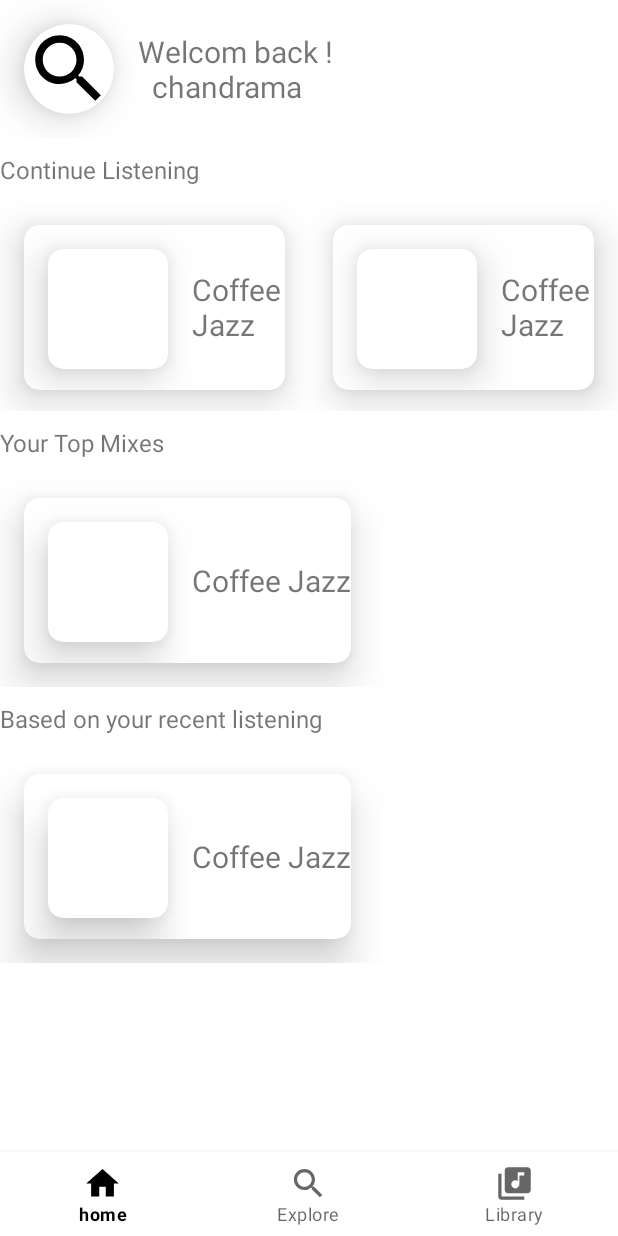
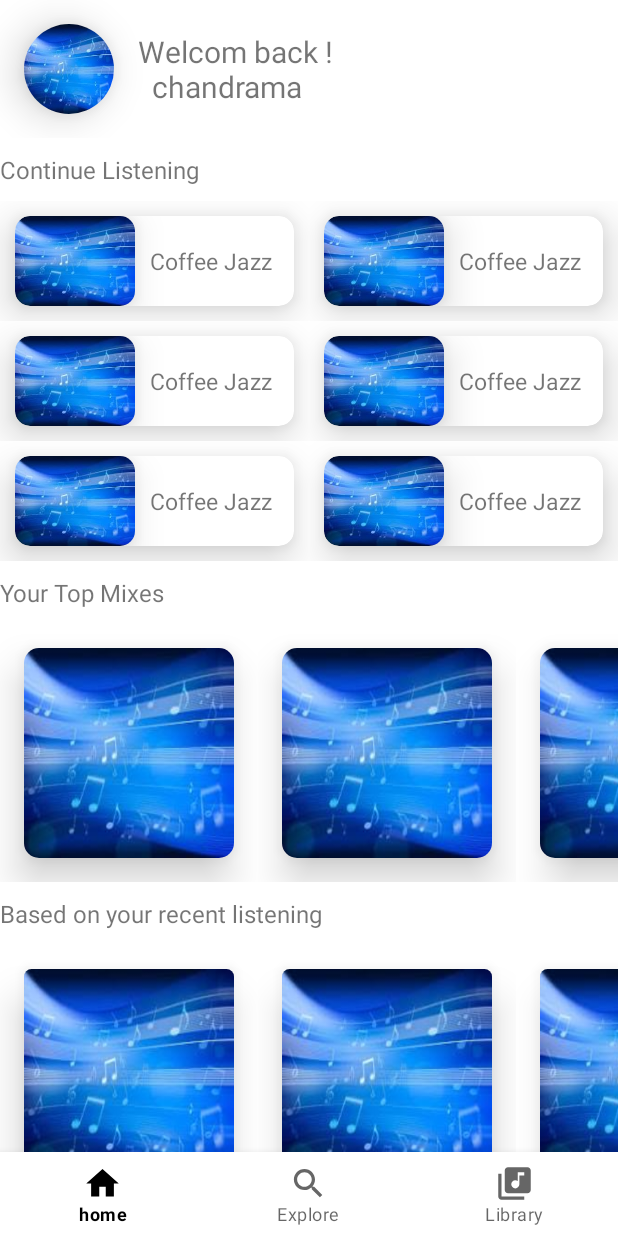
Before and after one commit to AtulSinghSSS/MusicPlayer, an Android app: the screen it shows after launch (HomeActivity), on a phone screen of 412 x 824 dp. Run offline under Robolectric (Android 15) with nearby library versions, the phone set to English and light mode, and no system bars; our stand-ins replace data binding.

Commit message:
change coade

```diff
--- a/app/src/main/java/com/example/firebaseproject/adapter/ContinueListeningAdapter.kt
+++ b/app/src/main/java/com/example/firebaseproject/adapter/ContinueListeningAdapter.kt
@@ -31,7 +31,7 @@ class ContinueListeningAdapter(homeFragment: HomeFragment) : RecyclerView.Adapte
     }
 
     override fun getItemCount(): Int {
-        return 15
+        return 10
     }
 
     class ViewHolder(var mBinding: ContinueListeningBinding) :
--- a/app/src/main/java/com/example/firebaseproject/fragment/HomeFragment.kt
+++ b/app/src/main/java/com/example/firebaseproject/fragment/HomeFragment.kt
@@ -7,10 +7,10 @@ import android.view.ViewGroup
 import androidx.databinding.DataBindingUtil
 import androidx.fragment.app.Fragment
 import com.example.firebaseproject.R
-import com.example.firebaseproject.databinding.FragmentHomeBinding
 import com.example.firebaseproject.adapter.ContinueListeningAdapter
 import com.example.firebaseproject.adapter.RecentListeningAdapter
 import com.example.firebaseproject.adapter.TopMixesAdapter
+import com.example.firebaseproject.databinding.FragmentHomeBinding
 
 class HomeFragment : Fragment() {
     lateinit var mBinding:FragmentHomeBinding
@@ -37,11 +37,11 @@ class HomeFragment : Fragment() {
         continueListeningAdapter= ContinueListeningAdapter(this)
         mBinding.rvListView.adapter = continueListeningAdapter
 
-        continueListeningAdapter= ContinueListeningAdapter(this)
-        mBinding.rvListView2.adapter = continueListeningAdapter
+        topMixesAdapter= TopMixesAdapter(this)
+        mBinding.rvListView2.adapter = topMixesAdapter
 
-        continueListeningAdapter= ContinueListeningAdapter(this)
-        mBinding.rvListView3.adapter = continueListeningAdapter
+        recentListeningAdapter= RecentListeningAdapter(this)
+        mBinding.rvListView3.adapter = recentListeningAdapter
     }
 
 }
--- a/app/src/main/res/layout/continue_listening.xml
+++ b/app/src/main/res/layout/continue_listening.xml
@@ -7,26 +7,30 @@
         android:orientation="vertical">
 
         <androidx.cardview.widget.CardView
-            android:layout_width="wrap_content"
-            android:layout_height="110dp"
-            android:layout_margin="16dp"
+            android:layout_width="match_parent"
+            android:layout_height="match_parent"
+            android:layout_margin="10dp"
             android:foregroundGravity="center"
             app:cardCornerRadius="10dp"
             app:cardElevation="16dp">
 
             <LinearLayout
                 android:layout_width="match_parent"
-                android:layout_height="wrap_content"
+                android:layout_height="match_parent"
                 android:orientation="horizontal">
 
                 <androidx.cardview.widget.CardView
                     android:layout_width="80dp"
-                    android:layout_height="80dp"
-                    android:layout_margin="16dp"
+                    android:layout_height="60dp"
+
                     android:foregroundGravity="center"
                     app:cardCornerRadius="10dp"
                     app:cardElevation="16dp">
 
+                    <ImageView
+                        android:layout_width="match_parent"
+                        android:layout_height="match_parent"
+                        android:background="@drawable/music_image"/>
                 </androidx.cardview.widget.CardView>
 
                 <TextView
@@ -34,7 +38,8 @@
                     android:layout_height="wrap_content"
                     android:layout_gravity="center"
                     android:text="Coffee Jazz"
-                    android:textSize="20dp" />
+                    android:textSize="15dp"
+                    android:layout_marginLeft="10dp"/>
             </LinearLayout>
 
         </androidx.cardview.widget.CardView>
--- a/app/src/main/res/layout/fragment_home.xml
+++ b/app/src/main/res/layout/fragment_home.xml
@@ -1,13 +1,16 @@
 <?xml version="1.0" encoding="utf-8"?>
 <layout xmlns:android="http://schemas.android.com/apk/res/android"
     xmlns:tools="http://schemas.android.com/tools"
-    xmlns:app="http://schemas.android.com/apk/res-auto">
+    xmlns:app="http://schemas.android.com/apk/res-auto"
+    tools:context=".fragment.HomeFragment">
 
+<ScrollView
+    android:layout_width="match_parent"
+    android:layout_height="match_parent">
     <LinearLayout
         android:layout_width="match_parent"
         android:layout_height="match_parent"
-        android:orientation="vertical"
-        tools:context=".fragment.HomeFragment">
+        android:orientation="vertical">
 
         <LinearLayout
             android:layout_width="match_parent"
@@ -28,7 +31,7 @@
                     android:scaleType = "centerCrop"
                     android:layout_width = "match_parent"
                     android:layout_height = "match_parent"
-                    android:src="@drawable/baseline_search_24"/>
+                    android:background="@drawable/music_image"/>
             </androidx.cardview.widget.CardView>
             <TextView
                 android:layout_width="wrap_content"
@@ -52,7 +55,7 @@
             <androidx.recyclerview.widget.RecyclerView
                 android:id="@+id/rvListView"
                 android:layout_width="match_parent"
-                android:layout_height="140dp"
+                android:layout_height="240dp"
                 android:layout_marginTop="10dp"
                 app:layoutManager="androidx.recyclerview.widget.GridLayoutManager"
                 app:spanCount="2"/>
@@ -97,4 +100,5 @@
              android:orientation="horizontal"/>
         </LinearLayout>
     </LinearLayout>
+</ScrollView>
 </layout>
```
Also changed, not shown: app/src/main/res/layout/recent_listening.xml (+6 -23 lines), app/src/main/res/layout/top_mixes_listening.xml (+6 -23 lines), app/src/main/res/drawable/music_image.jpg (added).
